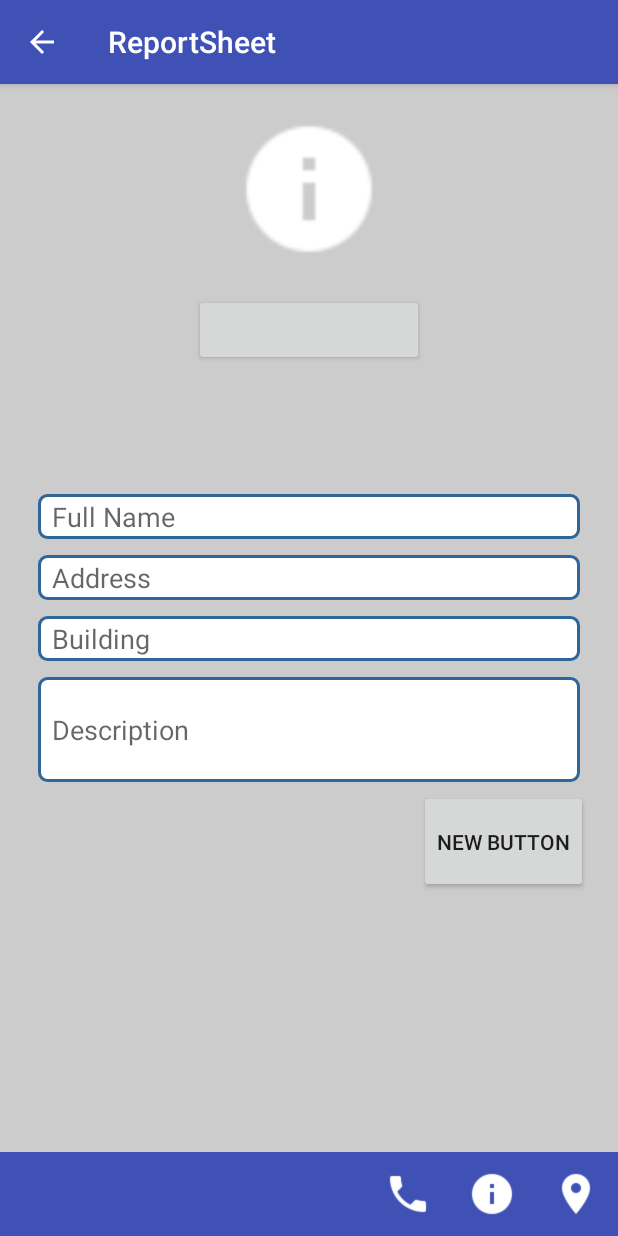
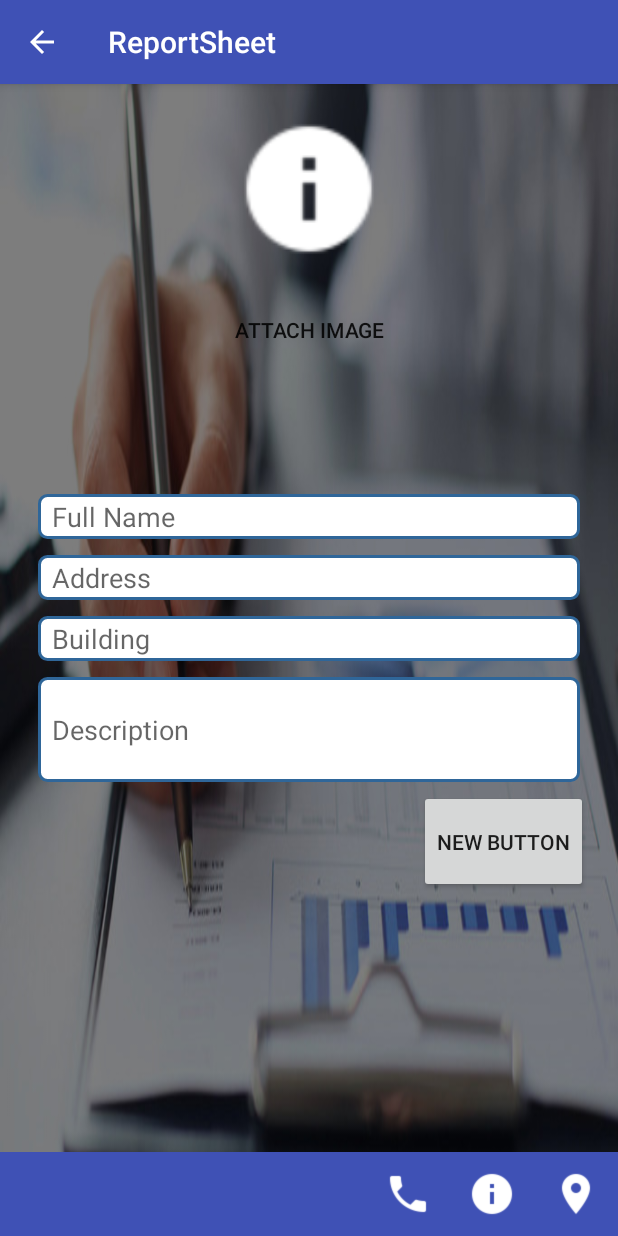
Before and after one commit to edorkacerja/Emergency-app-, an Android app: the ReportSheet screen opened directly, with no data from a screen before it, on a phone screen of 412 x 824 dp. Run offline under Robolectric (Android 15) with nearby library versions, the phone set to English and light mode, and no system bars; our stand-ins replace Picasso.

Commit message:
styling buttons

```diff
--- a/app/src/main/res/layout/content_report_sheet.xml
+++ b/app/src/main/res/layout/content_report_sheet.xml
@@ -4,7 +4,7 @@
     xmlns:tools="http://schemas.android.com/tools"
     android:layout_width="match_parent"
     android:layout_height="match_parent"
-
+    android:background="@drawable/reportsheet"
     app:layout_behavior="@string/appbar_scrolling_view_behavior"
     tools:context="com.example.acerpc.emergencyapp.ReportSheet"
     tools:showIn="@layout/activity_report_sheet">
@@ -26,7 +26,7 @@
         android:padding="20dp"
         android:weightSum="1"
         android:layout_above="@+id/toolbar_bottom"
-        android:background="#CCC">
+        >
 
         <ImageView
             android:layout_width="100dp"
@@ -42,6 +42,7 @@
             android:layout_width="153dp"
             android:layout_height="wrap_content"
             android:layout_gravity="center_horizontal"
+            android:background="@android:color/transparent"            android:text="Attach Image"
             android:layout_margin="20dp" />
 
 
@@ -51,6 +52,9 @@
             android:layout_height="wrap_content"
             android:text="Large Text"
 android:layout_margin="15dp"
+            android:textColor="#FFF"
+            android:textAllCaps="true"
+            android:textStyle="bold"
             android:textAppearance="?android:attr/textAppearanceLarge" />
 
         <EditText
--- a/app/src/main/res/layout/single_row.xml
+++ b/app/src/main/res/layout/single_row.xml
@@ -3,7 +3,7 @@
     android:layout_width="match_parent"
     android:layout_height="match_parent"
     android:padding="30dp"
-    android:background="#F00"
+    android:background="#B0BEC5"
     android:layout_margin="1dp">
 
 
```
Also changed, not shown: app/src/main/res/drawable/reportsheet.jpg (added).
